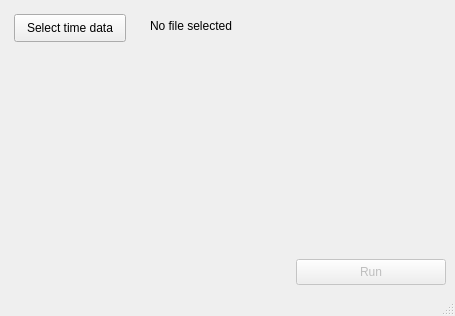
This is app/gui/main_window.ui in Dylan-Dotti/GHD-Auto-Time-Entry as Qt 5 draws it before an edit. The edited form follows.
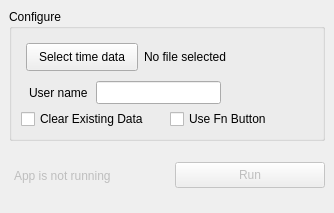
This is the edited form.

Diff of the .ui file:
```diff
--- a/app/gui/main_window.ui
+++ b/app/gui/main_window.ui
@@ -6,23 +6,50 @@
    <rect>
     <x>0</x>
     <y>0</y>
-    <width>455</width>
-    <height>316</height>
+    <width>334</width>
+    <height>213</height>
    </rect>
   </property>
+  <property name="sizePolicy">
+   <sizepolicy hsizetype="Fixed" vsizetype="Fixed">
+    <horstretch>0</horstretch>
+    <verstretch>0</verstretch>
+   </sizepolicy>
+  </property>
+  <property name="maximumSize">
+   <size>
+    <width>16777215</width>
+    <height>16777215</height>
+   </size>
+  </property>
   <property name="windowTitle">
    <string>GHD Auto Time Entry</string>
   </property>
   <widget class="QWidget" name="centralwidget">
    <layout class="QVBoxLayout" name="verticalLayout_2">
     <item>
+     <widget class="QGroupBox" name="groupBox">
+      <property name="autoFillBackground">
+       <bool>false</bool>
+      </property>
+      <property name="title">
+       <string>Configure</string>
+      </property>
+      <layout class="QGridLayout" name="gridLayout">
+       <item row="0" column="0">
      <layout class="QVBoxLayout" name="verticalLayout">
+         <property name="spacing">
+          <number>5</number>
+         </property>
       <property name="sizeConstraint">
        <enum>QLayout::SetDefaultConstraint</enum>
       </property>
       <item>
        <layout class="QHBoxLayout" name="horizontalLayout">
-        <item alignment="Qt::AlignTop">
+           <property name="spacing">
+            <number>3</number>
+           </property>
+           <item alignment="Qt::AlignVCenter">
          <widget class="QPushButton" name="select_data_button">
           <property name="sizePolicy">
            <sizepolicy hsizetype="Fixed" vsizetype="Fixed">
@@ -35,7 +62,8 @@
           </property>
           <property name="styleSheet">
            <string notr="true">padding: 6px 12px;
-margin: 5px
+margin: 5px;
+margin-right: 0px;
 </string>
           </property>
           <property name="text">
@@ -43,16 +71,17 @@
           </property>
          </widget>
         </item>
-        <item alignment="Qt::AlignTop">
+           <item alignment="Qt::AlignVCenter">
          <widget class="QLabel" name="selected_file_label">
           <property name="sizePolicy">
-           <sizepolicy hsizetype="Preferred" vsizetype="Fixed">
+              <sizepolicy hsizetype="Preferred" vsizetype="Preferred">
             <horstretch>0</horstretch>
             <verstretch>0</verstretch>
            </sizepolicy>
           </property>
           <property name="styleSheet">
-           <string notr="true">margin: 10px</string>
+              <string notr="true">Margin: 10px;
+margin-left: 0px;</string>
           </property>
           <property name="text">
            <string>No file selected</string>
@@ -64,15 +93,124 @@
         </item>
        </layout>
       </item>
-     </layout>
-    </item>
-    <item alignment="Qt::AlignRight">
+         <item>
+          <layout class="QHBoxLayout" name="horizontalLayout_3">
+           <item>
+            <widget class="QLabel" name="label">
+             <property name="styleSheet">
+              <string notr="true">margin-left: 5px</string>
+             </property>
+             <property name="text">
+              <string>User name</string>
+             </property>
+            </widget>
+           </item>
+           <item>
+            <widget class="QLineEdit" name="username_input">
+             <property name="font">
+              <font>
+               <pointsize>10</pointsize>
+              </font>
+             </property>
+            </widget>
+           </item>
+           <item>
+            <spacer name="horizontalSpacer">
+             <property name="orientation">
+              <enum>Qt::Horizontal</enum>
+             </property>
+             <property name="sizeHint" stdset="0">
+              <size>
+               <width>40</width>
+               <height>20</height>
+              </size>
+             </property>
+            </spacer>
+           </item>
+          </layout>
+         </item>
+         <item>
+          <layout class="QHBoxLayout" name="horizontalLayout_2">
+           <item alignment="Qt::AlignVCenter">
+            <widget class="QCheckBox" name="clear_data_checkbox">
+             <property name="sizePolicy">
+              <sizepolicy hsizetype="Preferred" vsizetype="Preferred">
+               <horstretch>0</horstretch>
+               <verstretch>0</verstretch>
+              </sizepolicy>
+             </property>
+             <property name="styleSheet">
+              <string notr="true">margin: 5px;
+
+QCheckBox::indicator {
+     width: 12px;
+     height: 12px;
+ }</string>
+             </property>
+             <property name="text">
+              <string>Clear Existing Data</string>
+             </property>
+             <property name="tristate">
+              <bool>false</bool>
+             </property>
+            </widget>
+           </item>
+           <item alignment="Qt::AlignVCenter">
+            <widget class="QCheckBox" name="use_fn_checkbox">
+             <property name="whatsThis">
+              <string>&lt;html&gt;&lt;head/&gt;&lt;body&gt;&lt;p&gt;Some computers need to press the 'Fn' button in order to use the F keys (F1-F12)&lt;/p&gt;&lt;/body&gt;&lt;/html&gt;</string>
+             </property>
+             <property name="styleSheet">
+              <string notr="true">margin: 5px;
+
+QCheckBox::indicator {
+     width: 12px;
+     height: 12px;
+ }</string>
+             </property>
+             <property name="text">
+              <string>Use Fn Button</string>
+             </property>
+            </widget>
+           </item>
+          </layout>
+         </item>
+        </layout>
+       </item>
+      </layout>
+     </widget>
+    </item>
+    <item>
+     <layout class="QHBoxLayout" name="horizontalLayout_4" stretch="0,0">
+      <property name="spacing">
+       <number>5</number>
+      </property>
+      <item>
+       <widget class="QLabel" name="status_label">
+        <property name="enabled">
+         <bool>false</bool>
+        </property>
+        <property name="sizePolicy">
+         <sizepolicy hsizetype="Preferred" vsizetype="Preferred">
+          <horstretch>0</horstretch>
+          <verstretch>0</verstretch>
+         </sizepolicy>
+        </property>
+        <property name="styleSheet">
+         <string notr="true">margin-left: 2px</string>
+        </property>
+        <property name="text">
+         <string>App is not running</string>
+        </property>
+       </widget>
+      </item>
+      <item alignment="Qt::AlignVCenter">
      <widget class="QPushButton" name="run_button">
       <property name="enabled">
        <bool>false</bool>
       </property>
       <property name="sizePolicy">
-       <sizepolicy hsizetype="Ignored" vsizetype="Fixed">
+         <sizepolicy hsizetype="Maximum" vsizetype="Fixed">
         <horstretch>0</horstretch>
         <verstretch>0</verstretch>
        </sizepolicy>
@@ -92,6 +230,8 @@
      </widget>
     </item>
    </layout>
+    </item>
+   </layout>
   </widget>
   <widget class="QMenuBar" name="menubar">
    <property name="geometry">
@@ -103,12 +243,12 @@
     </rect>
    </property>
   </widget>
-  <widget class="QStatusBar" name="statusbar">
-   <property name="enabled">
-    <bool>true</bool>
-   </property>
-  </widget>
- </widget>
+ </widget>
+ <tabstops>
+  <tabstop>select_data_button</tabstop>
+  <tabstop>clear_data_checkbox</tabstop>
+  <tabstop>use_fn_checkbox</tabstop>
+ </tabstops>
  <resources/>
  <connections/>
 </ui>
```
Left out of the diff: 5 changed lines with no effect on the pictures. Lines whose indentation alone changed are shown as unchanged.
